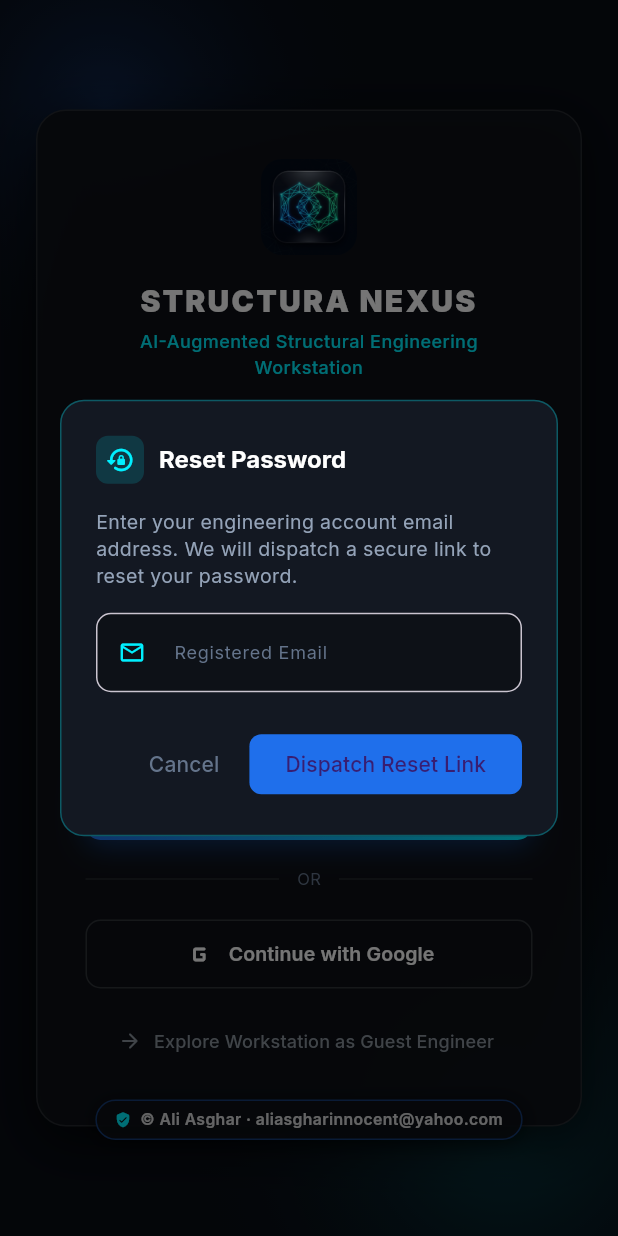
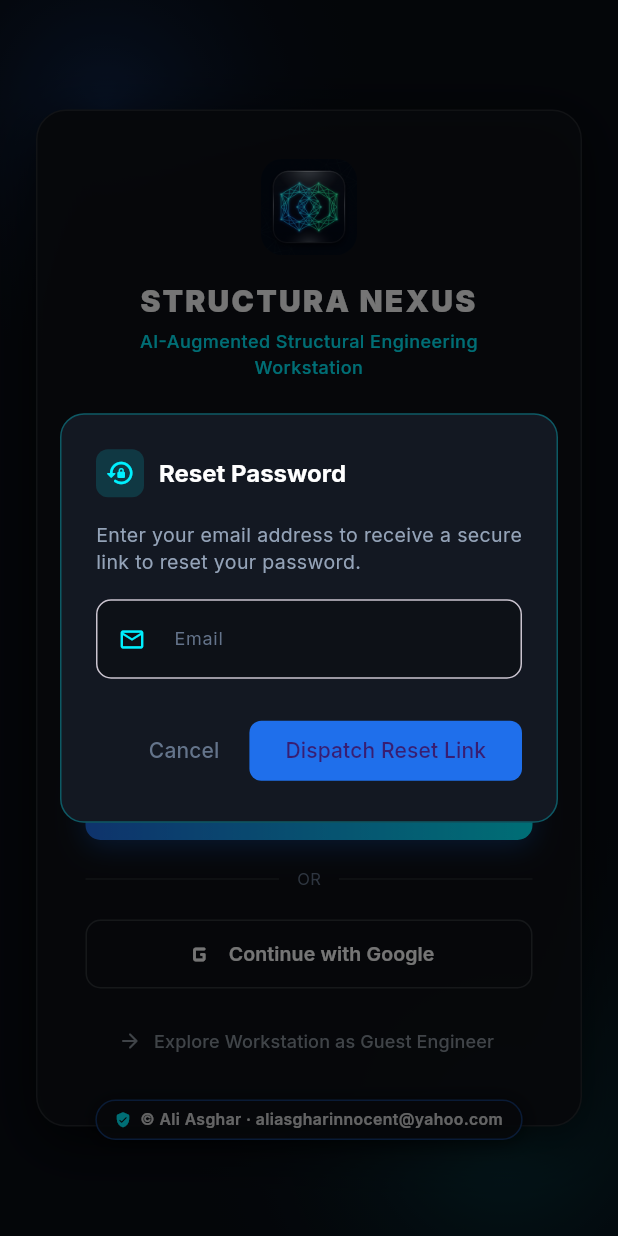
Before and after one commit to aliasghar08/Structura-Nexus, a Flutter app: the screen it shows after launch, after a tap on "Forgot password?", on a phone screen of 412 x 824 dp. Run offline on Flutter 3.47's test engine with Material 3 defaults, Android fonts, the phone set to English and light mode, and no system bars; our stand-ins replace cloud_firestore, firebase_auth, firebase_core, google_fonts, web; missing offline and left inert: dart:js_interop, dart:ui_web; accounts and stored records are empty.

Commit message:
fix(auth): simplify input labels to Email and Full Name

```diff
--- a/structura_nexus/lib/screens/auth_screen.dart
+++ b/structura_nexus/lib/screens/auth_screen.dart
@@ -88,7 +88,7 @@ class _AuthScreenState extends State<AuthScreen> with SingleTickerProviderStateM
     final name = _nameController.text.trim();
 
     if (email.isEmpty) {
-      setState(() => _errorMessage = 'Please enter your engineering email address.');
+      setState(() => _errorMessage = 'Please enter your email address.');
       return;
     }
     if (!RegExp(r'^[^@\s]+@[^@\s]+\.[^@\s]+$').hasMatch(email)) {
@@ -222,7 +222,7 @@ class _AuthScreenState extends State<AuthScreen> with SingleTickerProviderStateM
                 crossAxisAlignment: CrossAxisAlignment.start,
                 children: [
                   const Text(
-                    'Enter your engineering account email address. We will dispatch a secure link to reset your password.',
+                    'Enter your email address to receive a secure link to reset your password.',
                     style: TextStyle(color: Color(0xFF94A3B8), fontSize: 13, height: 1.4),
                   ),
                   const SizedBox(height: 16),
@@ -231,7 +231,7 @@ class _AuthScreenState extends State<AuthScreen> with SingleTickerProviderStateM
                     style: const TextStyle(color: Colors.white, fontSize: 14),
                     keyboardType: TextInputType.emailAddress,
                     decoration: InputDecoration(
-                      labelText: 'Registered Email',
+                      labelText: 'Email',
                       labelStyle: const TextStyle(color: Color(0xFF64748B), fontSize: 12),
                       prefixIcon: const Icon(Icons.email_outlined, color: Color(0xFF00F0FF), size: 18),
                       filled: true,
@@ -526,7 +526,7 @@ class _AuthScreenState extends State<AuthScreen> with SingleTickerProviderStateM
                           controller: _nameController,
                           style: const TextStyle(color: Colors.white, fontSize: 14),
                           decoration: InputDecoration(
-                            labelText: 'Full Engineer Name',
+                            labelText: 'Full Name',
                             labelStyle: const TextStyle(color: Color(0xFF8B949E), fontSize: 13),
                             prefixIcon: const Icon(Icons.person_outline_rounded, color: Color(0xFF00F0FF), size: 18),
                             filled: true,
@@ -549,7 +549,7 @@ class _AuthScreenState extends State<AuthScreen> with SingleTickerProviderStateM
                         keyboardType: TextInputType.emailAddress,
                         style: const TextStyle(color: Colors.white, fontSize: 14),
                         decoration: InputDecoration(
-                          labelText: 'Professional Email',
+                          labelText: 'Email',
                           labelStyle: const TextStyle(color: Color(0xFF8B949E), fontSize: 13),
                           prefixIcon: const Icon(Icons.email_outlined, color: Color(0xFF00F0FF), size: 18),
                           filled: true,
--- a/structura_nexus/lib/widgets/auth_dialog.dart
+++ b/structura_nexus/lib/widgets/auth_dialog.dart
@@ -59,7 +59,7 @@ class _AuthDialogState extends State<AuthDialog> {
     final name = _nameController.text.trim();
 
     if (email.isEmpty || !email.contains('@')) {
-      setState(() => _errorMessage = 'Please enter a valid engineering email.');
+      setState(() => _errorMessage = 'Please enter a valid email address.');
       return;
     }
     if (password.length < 6) {
@@ -430,7 +430,7 @@ class _AuthDialogState extends State<AuthDialog> {
             controller: _nameController,
             style: const TextStyle(color: Colors.white, fontSize: 13),
             decoration: InputDecoration(
-              labelText: 'Engineer Full Name',
+              labelText: 'Full Name',
               labelStyle: const TextStyle(color: Colors.white54, fontSize: 13),
               prefixIcon: const Icon(Icons.badge_outlined, size: 18, color: Colors.white54),
               filled: true,
@@ -453,7 +453,7 @@ class _AuthDialogState extends State<AuthDialog> {
           style: const TextStyle(color: Colors.white, fontSize: 13),
           keyboardType: TextInputType.emailAddress,
           decoration: InputDecoration(
-            labelText: 'Professional Email',
+            labelText: 'Email',
             labelStyle: const TextStyle(color: Colors.white54, fontSize: 13),
             prefixIcon: const Icon(Icons.email_outlined, size: 18, color: Colors.white54),
             filled: true,
```
Also changed, not shown: 1 other file.
